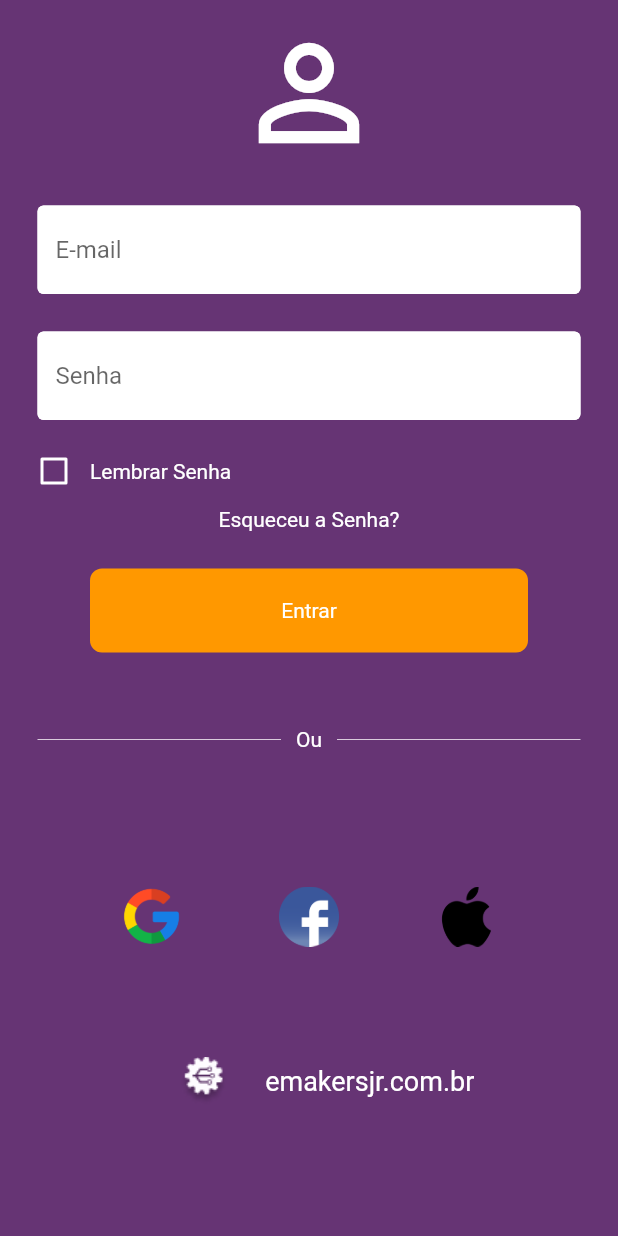
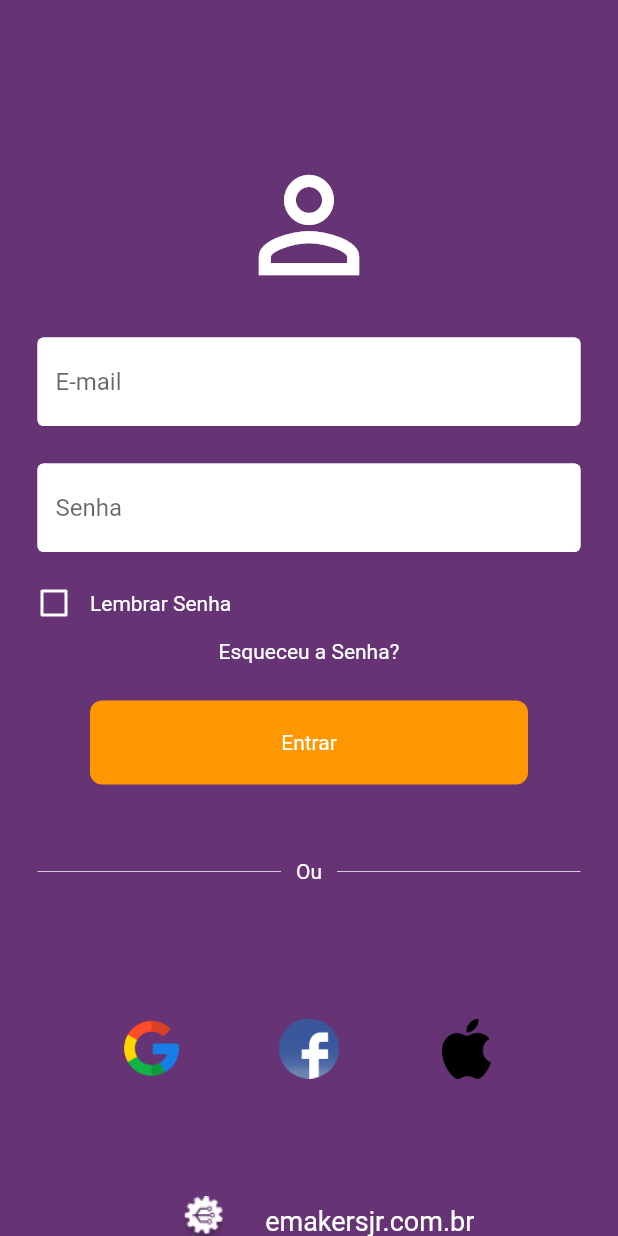
Before and after one commit to JonasFerReis/Capacitacao-Flutter-2.0, a Flutter app: the LoginPage screen opened directly, on a phone screen of 412 x 824 dp. Run offline on Flutter 3.47's test engine with Material 2 defaults, Android fonts, the phone set to English and light mode, and no system bars; our stand-ins replace flutter_slidable.

Commit message:
ajuste tela

```diff
--- a/front_end/lib/pages/login.dart
+++ b/front_end/lib/pages/login.dart
@@ -35,7 +35,7 @@ class _LoginPageState extends State<LoginPage> {
             child: Column(
               children: [
 
-                const SizedBox(height: 12),
+                const SizedBox(height: 100),
                 //ícone de usuário
                 const Icon(
                   Icons.person_outline,
@@ -148,7 +148,7 @@ class _LoginPageState extends State<LoginPage> {
                   ],
                 ),
 
-                const SizedBox(height: 30),
+                const SizedBox(height: 35),
 
                 //ícone da emakers
                 const Row(
```
